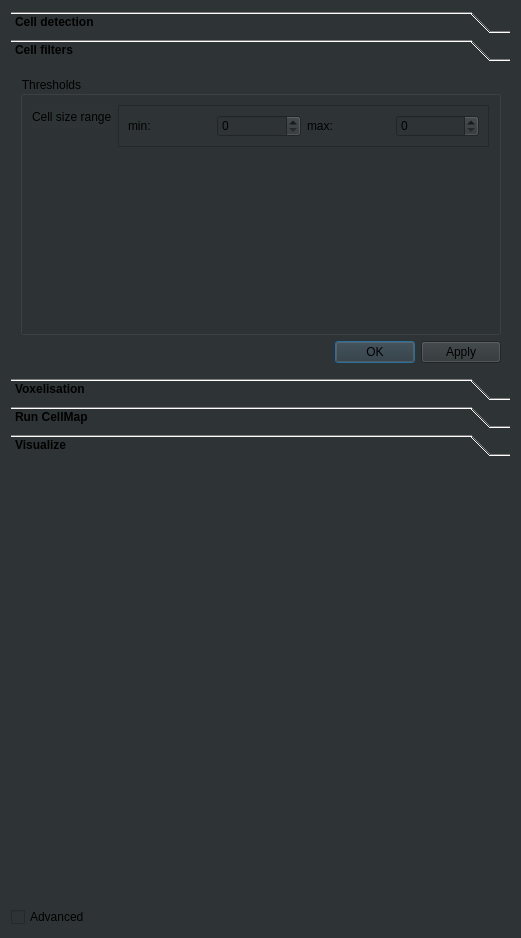
Above: ClearMap/gui/creator/cell_map_tab.ui from ClearAnatomics/ClearMap before the change. Below: the same form after it.
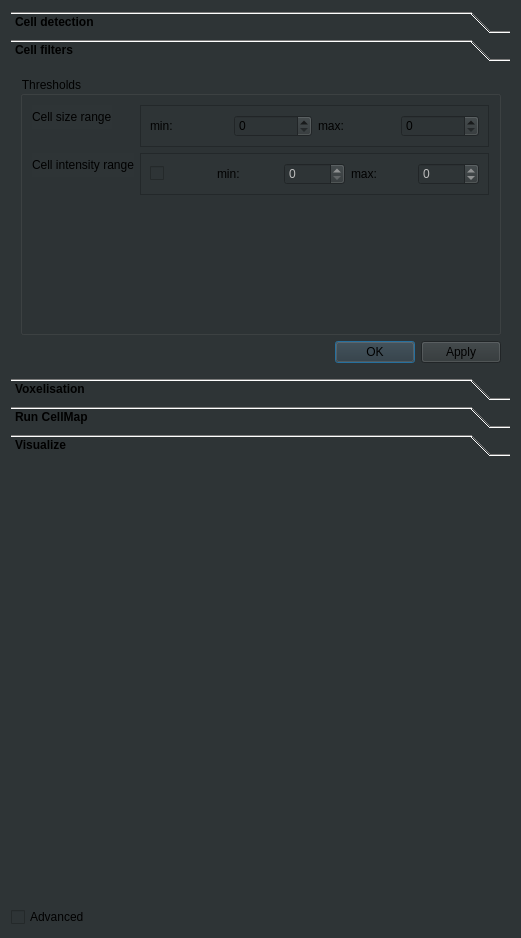
That is the form after the change. The open tabs and pages were chosen to show the change.

Commit message: Adds cell intensity based thresholding

```diff
--- a/ClearMap/gui/creator/cell_map_tab.ui
+++ b/ClearMap/gui/creator/cell_map_tab.ui
@@ -485,6 +485,81 @@
               </layout>
              </widget>
             </item>
+            <item row="1" column="0">
+             <widget class="QLabel" name="label_19">
+              <property name="text">
+               <string>Cell intensity range</string>
+              </property>
+             </widget>
+            </item>
+            <item row="1" column="1">
+             <widget class="QFrame" name="cellFilterThresholdIntensityDoublet">
+              <property name="frameShape">
+               <enum>QFrame::StyledPanel</enum>
+              </property>
+              <property name="frameShadow">
+               <enum>QFrame::Raised</enum>
+              </property>
+              <property name="disabledValue" stdset="0">
+               <string>None</string>
+              </property>
+              <layout class="QHBoxLayout" name="horizontalLayout_9">
+               <item>
+                <widget class="QCheckBox" name="checkBox">
+                 <property name="text">
+                  <string/>
+                 </property>
+                </widget>
+               </item>
+               <item>
+                <widget class="QLabel" name="label_20">
+                 <property name="text">
+                  <string>min:</string>
+                 </property>
+                </widget>
+               </item>
+               <item>
+                <widget class="QSpinBox" name="spinBox_12">
+                 <property name="enabled">
+                  <bool>false</bool>
+                 </property>
+                 <property name="suffix">
+                  <string/>
+                 </property>
+                 <property name="prefix">
+                  <string/>
+                 </property>
+                 <property name="maximum">
+                  <number>65535</number>
+                 </property>
+                </widget>
+               </item>
+               <item>
+                <widget class="QLabel" name="label_21">
+                 <property name="text">
+                  <string>max:</string>
+                 </property>
+                </widget>
+               </item>
+               <item>
+                <widget class="QSpinBox" name="spinBox_13">
+                 <property name="enabled">
+                  <bool>false</bool>
+                 </property>
+                 <property name="suffix">
+                  <string/>
+                 </property>
+                 <property name="minimum">
+                  <number>-1</number>
+                 </property>
+                 <property name="maximum">
+                  <number>65535</number>
+                 </property>
+                </widget>
+               </item>
+              </layout>
+             </widget>
+            </item>
            </layout>
           </widget>
          </item>
```
Left out of the diff: 35 changed lines with no effect on the pictures. The commit also changes 3 other files.
